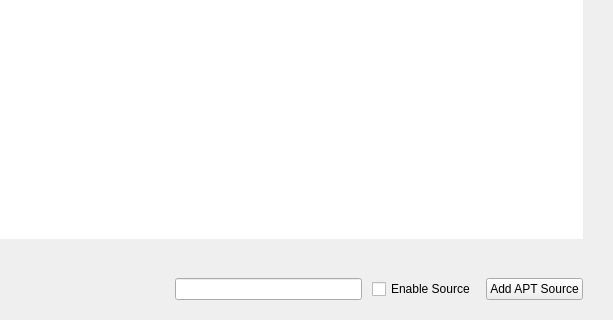
Before: the Qt Designer form stacer/Pages/AptSourceManager/apt_source_manager_page.ui in oguzhaninan/Stacer, drawn with Qt 5; both pictures show x 223 to 836 and y 262 to 582 of the 836 by 582 pixel window.
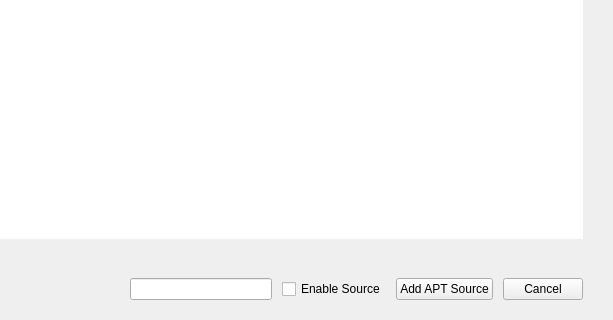
After: the same form once the commit is applied. Icons and pictures are not drawn.

Commit message: updated apt source edit dialog

The edit to the form file:
```diff
--- a/stacer/Pages/AptSourceManager/apt_source_manager_page.ui
+++ b/stacer/Pages/AptSourceManager/apt_source_manager_page.ui
@@ -333,6 +333,42 @@
           </property>
          </widget>
         </item>
+        <item>
+         <widget class="QPushButton" name="btnCancel">
+          <property name="sizePolicy">
+           <sizepolicy hsizetype="Fixed" vsizetype="Fixed">
+            <horstretch>0</horstretch>
+            <verstretch>0</verstretch>
+           </sizepolicy>
+          </property>
+          <property name="font">
+           <font>
+            <family>Ubuntu</family>
+           </font>
+          </property>
+          <property name="cursor">
+           <cursorShape>PointingHandCursor</cursorShape>
+          </property>
+          <property name="focusPolicy">
+           <enum>Qt::NoFocus</enum>
+          </property>
+          <property name="styleSheet">
+           <string notr="true"/>
+          </property>
+          <property name="text">
+           <string>Cancel</string>
+          </property>
+          <property name="iconSize">
+           <size>
+            <width>16</width>
+            <height>16</height>
+           </size>
+          </property>
+          <property name="checkable">
+           <bool>false</bool>
+          </property>
+         </widget>
+        </item>
        </layout>
       </item>
       <item row="0" column="5">
```
The commit also changes 6 other files.
